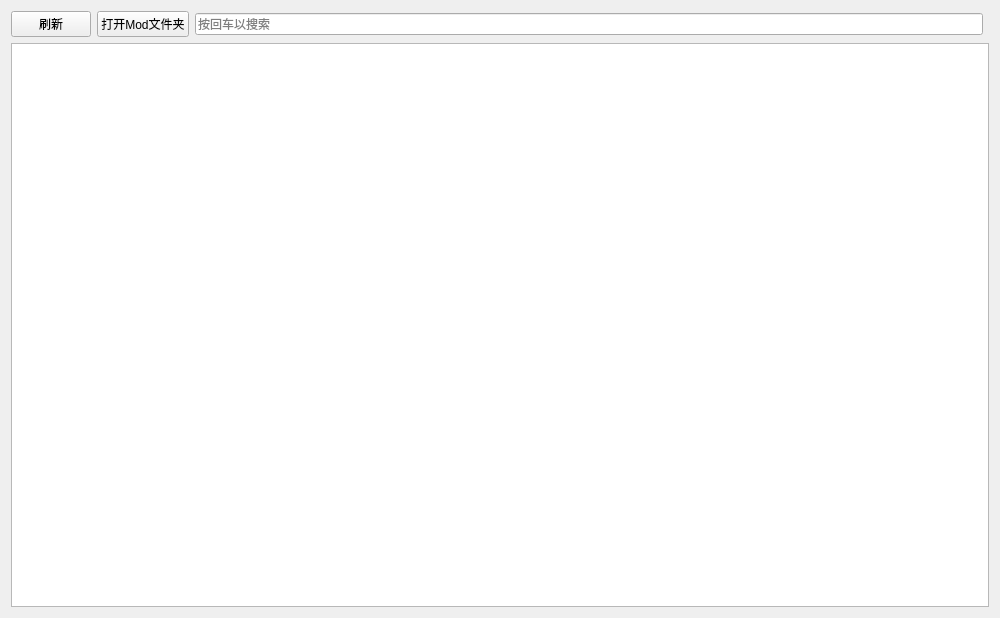
This is FMCL/Functions/ModManager/ModManager.ui in 1604042736/FMCL as Qt 5 draws it before an edit. The edited form follows.
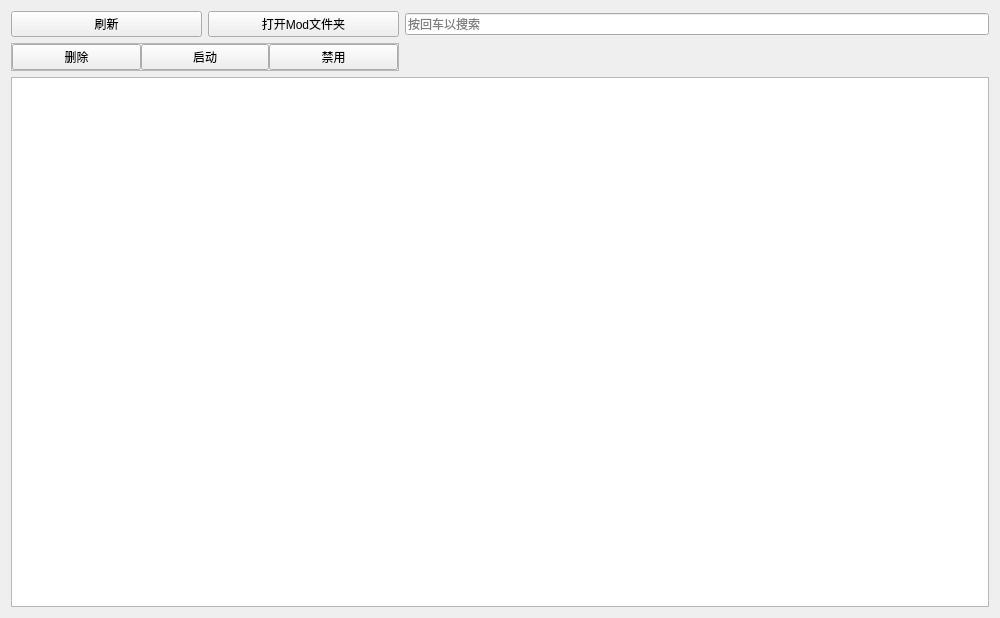
This is the edited form. Custom widgets are drawn as their Qt base class.

The edit to the form file:
```diff
--- a/FMCL/Functions/ModManager/ModManager.ui
+++ b/FMCL/Functions/ModManager/ModManager.ui
@@ -14,7 +14,21 @@
    <string>Mod管理</string>
   </property>
   <layout class="QGridLayout" name="gridLayout">
-   <item row="1" column="0" colspan="4">
+   <item row="0" column="2" colspan="3">
+    <widget class="LineEdit" name="le_search">
+     <property name="placeholderText">
+      <string>按回车以搜索</string>
+     </property>
+    </widget>
+   </item>
+   <item row="0" column="0">
+    <widget class="PushButton" name="pb_refresh">
+     <property name="text">
+      <string>刷新</string>
+     </property>
+    </widget>
+   </item>
+   <item row="3" column="0" colspan="5">
     <widget class="ListWidget" name="lw_mods">
      <property name="resizeMode">
       <enum>QListView::Adjust</enum>
@@ -31,18 +45,64 @@
      </property>
     </widget>
    </item>
-   <item row="0" column="0">
-    <widget class="PushButton" name="pb_refresh">
-     <property name="text">
-      <string>刷新</string>
+   <item row="1" column="0" colspan="2">
+    <widget class="QFrame" name="f_operate">
+     <property name="enabled">
+      <bool>true</bool>
      </property>
-    </widget>
-   </item>
-   <item row="0" column="2">
-    <widget class="LineEdit" name="le_search">
-     <property name="placeholderText">
-      <string>按回车以搜索</string>
+     <property name="frameShape">
+      <enum>QFrame::StyledPanel</enum>
      </property>
+     <property name="frameShadow">
+      <enum>QFrame::Raised</enum>
+     </property>
+     <layout class="QGridLayout" name="gridLayout_2">
+      <property name="leftMargin">
+       <number>0</number>
+      </property>
+      <property name="topMargin">
+       <number>0</number>
+      </property>
+      <property name="rightMargin">
+       <number>0</number>
+      </property>
+      <property name="bottomMargin">
+       <number>0</number>
+      </property>
+      <property name="spacing">
+       <number>0</number>
+      </property>
+      <item row="0" column="1">
+       <widget class="PushButton" name="pb_enabled">
+        <property name="enabled">
+         <bool>true</bool>
+        </property>
+        <property name="text">
+         <string>启动</string>
+        </property>
+       </widget>
+      </item>
+      <item row="0" column="0">
+       <widget class="PushButton" name="pb_del">
+        <property name="enabled">
+         <bool>true</bool>
+        </property>
+        <property name="text">
+         <string>删除</string>
+        </property>
+       </widget>
+      </item>
+      <item row="0" column="2">
+       <widget class="PushButton" name="pb_disabled">
+        <property name="enabled">
+         <bool>true</bool>
+        </property>
+        <property name="text">
+         <string>禁用</string>
+        </property>
+       </widget>
+      </item>
+     </layout>
     </widget>
    </item>
   </layout>
```
Left out of the diff: 6 changed lines with no effect on the pictures.
